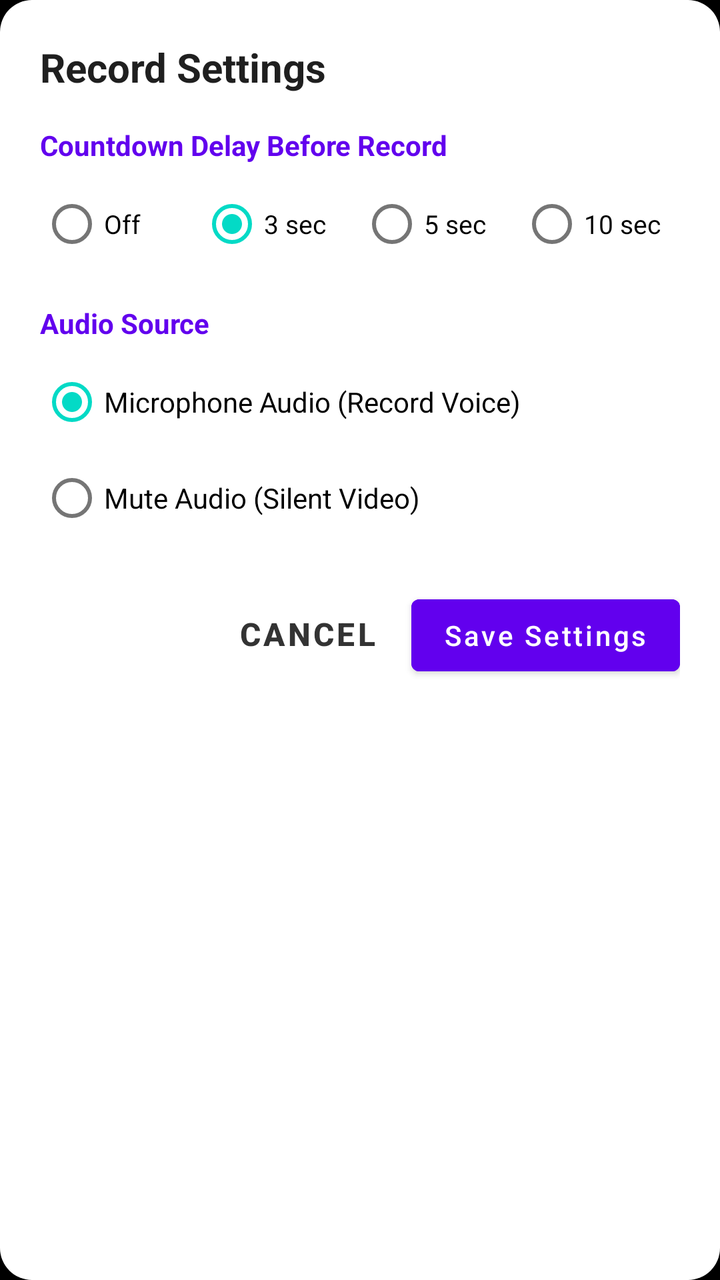
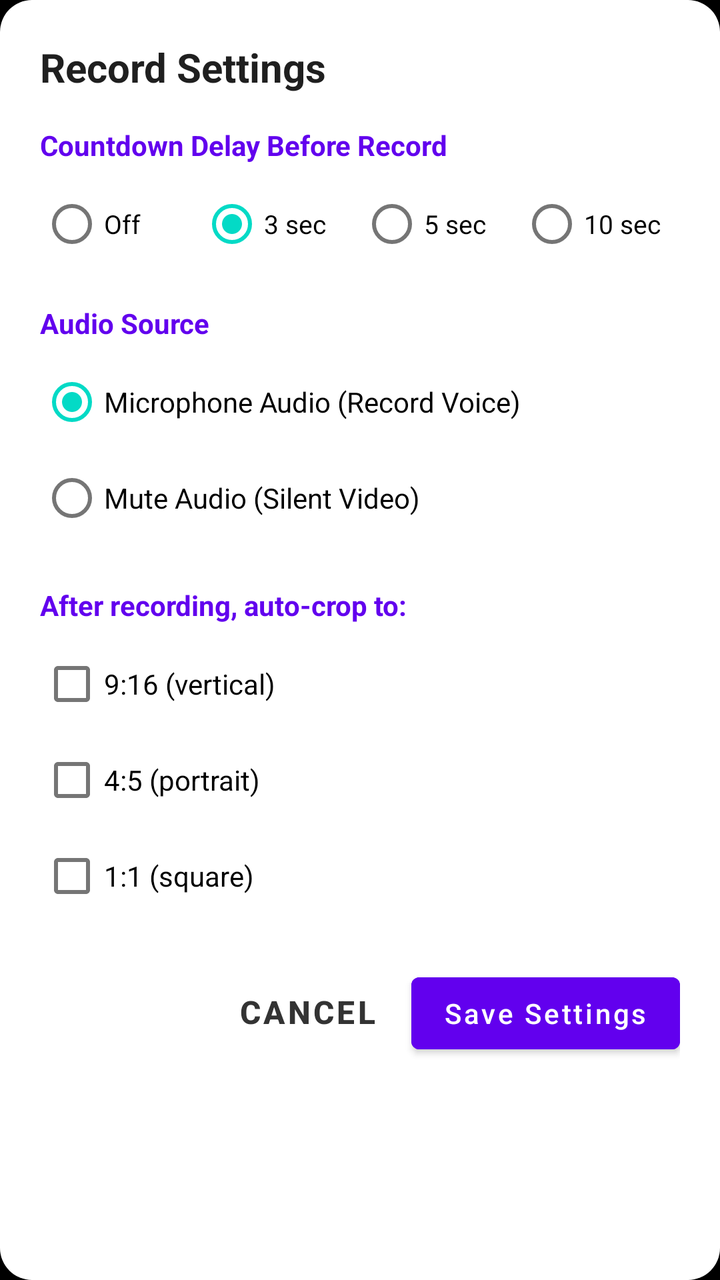

Before-and-after screenshots of an Android layout around one commit, followed by the original layout XML and the change that was made.
<!-- AndroidManifest.xml: application theme Theme.CustomScreen -->
<!-- res/layout/dialog_record_settings.xml -->
<?xml version="1.0" encoding="utf-8"?>
<LinearLayout xmlns:android="http://schemas.android.com/apk/res/android"
    xmlns:app="http://schemas.android.com/apk/res-auto"
    android:layout_width="match_parent"
    android:layout_height="wrap_content"
    android:orientation="vertical"
    android:padding="20dp"
    android:background="@drawable/bg_dialog_rounded">

    <TextView
        android:layout_width="match_parent"
        android:layout_height="wrap_content"
        android:text="Record Settings"
        android:textColor="#1F1F1F"
        android:textSize="20sp"
        android:textStyle="bold"
        android:layout_marginBottom="16dp" />

    
    <TextView
        android:layout_width="match_parent"
        android:layout_height="wrap_content"
        android:text="Countdown Delay Before Record"
        android:textColor="#6200EE"
        android:textSize="14sp"
        android:textStyle="bold"
        android:layout_marginBottom="6dp" />

    <RadioGroup
        android:id="@+id/rg_countdown"
        android:layout_width="match_parent"
        android:layout_height="wrap_content"
        android:orientation="horizontal"
        android:layout_marginBottom="16dp">

        <RadioButton
            android:id="@+id/rb_countdown_0"
            android:layout_width="0dp"
            android:layout_height="wrap_content"
            android:layout_weight="1"
            android:text="Off"
            android:textSize="13sp" />

        <RadioButton
            android:id="@+id/rb_countdown_3"
            android:layout_width="0dp"
            android:layout_height="wrap_content"
            android:layout_weight="1"
            android:text="3 sec"
            android:textSize="13sp"
            android:checked="true" />

        <RadioButton
            android:id="@+id/rb_countdown_5"
            android:layout_width="0dp"
            android:layout_height="wrap_content"
            android:layout_weight="1"
            android:text="5 sec"
            android:textSize="13sp" />

        <RadioButton
            android:id="@+id/rb_countdown_10"
            android:layout_width="0dp"
            android:layout_height="wrap_content"
            android:layout_weight="1"
            android:text="10 sec"
            android:textSize="13sp" />
    </RadioGroup>

    
    <TextView
        android:layout_width="match_parent"
        android:layout_height="wrap_content"
        android:text="Audio Source"
        android:textColor="#6200EE"
        android:textSize="14sp"
        android:textStyle="bold"
        android:layout_marginBottom="6dp" />

    <RadioGroup
        android:id="@+id/rg_audio"
        android:layout_width="match_parent"
        android:layout_height="wrap_content"
        android:orientation="vertical"
        android:layout_marginBottom="20dp">

        <RadioButton
            android:id="@+id/rb_audio_mic"
            android:layout_width="match_parent"
            android:layout_height="wrap_content"
            android:text="Microphone Audio (Record Voice)"
            android:textSize="14sp"
            android:checked="true" />

        <RadioButton
            android:id="@+id/rb_audio_mute"
            android:layout_width="match_parent"
            android:layout_height="wrap_content"
            android:text="Mute Audio (Silent Video)"
            android:textSize="14sp" />
    </RadioGroup>

    
    <LinearLayout
        android:layout_width="match_parent"
        android:layout_height="wrap_content"
        android:orientation="horizontal"
        android:gravity="end">

        <Button
            android:id="@+id/btn_cancel_settings"
            style="?attr/borderlessButtonStyle"
            android:layout_width="wrap_content"
            android:layout_height="48dp"
            android:text="Cancel"
            android:textColor="#333333"
            android:textSize="16sp"
            android:textStyle="bold"
            android:layout_marginEnd="8dp" />

        <Button
            android:id="@+id/btn_save_settings"
            android:layout_width="wrap_content"
            android:layout_height="48dp"
            android:text="Save Settings"
            android:textAllCaps="false"
            android:textColor="#FFFFFF"
            android:backgroundTint="#6200EE" />
    </LinearLayout>

</LinearLayout>
<!-- resources referenced by this layout -->
<resources>
  <!-- drawable bg_dialog_rounded (drawable) -->
  <?xml version="1.0" encoding="utf-8"?>
  <shape xmlns:android="http://schemas.android.com/apk/res/android"
      android:shape="rectangle">
      <solid android:color="#FFFFFF" />
      <corners android:radius="16dp" />
  </shape>
  <style name="Theme.CustomScreen" parent="Theme.MaterialComponents.DayNight.NoActionBar">
          <item name="android:windowBackground">@android:color/black</item>
          <item name="android:statusBarColor">@android:color/transparent</item>
          <item name="android:navigationBarColor">@android:color/transparent</item>
          <item name="android:windowLightStatusBar">false</item>
          <item name="android:windowLightNavigationBar">false</item>
      </style>
</resources>

<!-- the commit's change to res/layout/dialog_record_settings.xml (unified diff, before → after) -->
@@ -101,6 +101,38 @@
     </RadioGroup>
 
     
+    <TextView
+        android:layout_width="match_parent"
+        android:layout_height="wrap_content"
+        android:text="After recording, auto-crop to:"
+        android:textColor="#6200EE"
+        android:textSize="14sp"
+        android:textStyle="bold"
+        android:layout_marginBottom="6dp" />
+
+    <CheckBox
+        android:id="@+id/cb_crop_9_16"
+        android:layout_width="match_parent"
+        android:layout_height="wrap_content"
+        android:text="9:16 (vertical)"
+        android:textSize="14sp" />
+
+    <CheckBox
+        android:id="@+id/cb_crop_4_5"
+        android:layout_width="match_parent"
+        android:layout_height="wrap_content"
+        android:text="4:5 (portrait)"
+        android:textSize="14sp" />
+
+    <CheckBox
+        android:id="@+id/cb_crop_1_1"
+        android:layout_width="match_parent"
+        android:layout_height="wrap_content"
+        android:text="1:1 (square)"
+        android:textSize="14sp"
+        android:layout_marginBottom="20dp" />
+
+    
     <LinearLayout
         android:layout_width="match_parent"
         android:layout_height="wrap_content"
